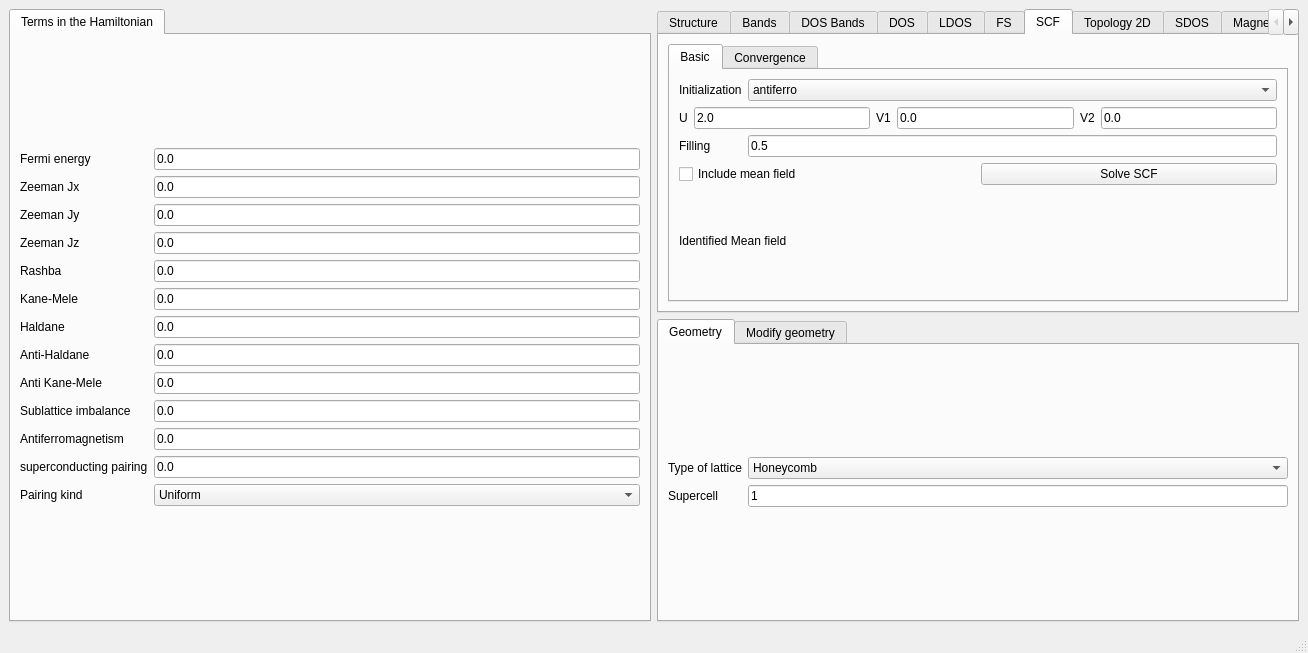
Qt form interface-pyqt/2d/interface.ui (joselado/quantum-honeycomp) before a commit.
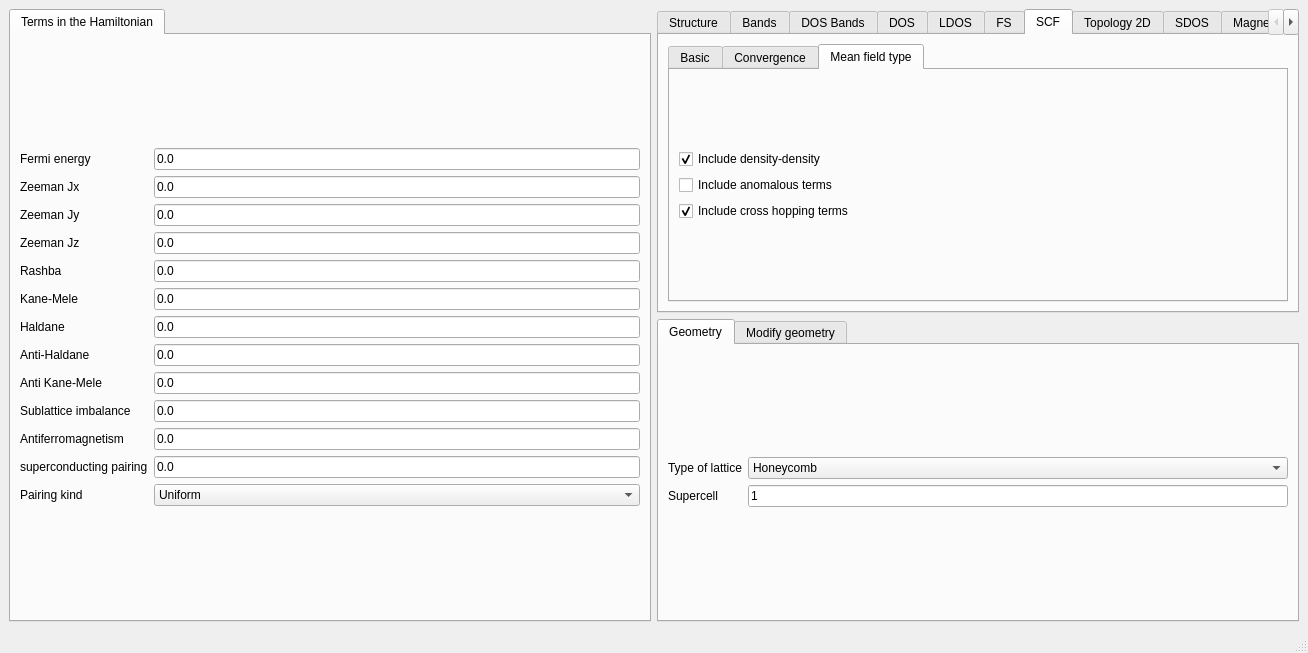
The same form after that commit. The open tabs and pages were chosen to show the change.

The edit to the form file:
```diff
--- a/interface-pyqt/2d/interface.ui
+++ b/interface-pyqt/2d/interface.ui
@@ -1041,6 +1041,56 @@
             </item>
            </layout>
           </widget>
+          <widget class="QWidget" name="tab_17">
+           <attribute name="title">
+            <string>Mean field type</string>
+           </attribute>
+           <layout class="QGridLayout" name="gridLayout_31">
+            <item row="0" column="0">
+             <layout class="QGridLayout" name="gridLayout_30">
+              <item row="0" column="0">
+               <widget class="QCheckBox" name="compute_dd">
+                <property name="toolTip">
+                 <string>Include density-density mean fields, this include magnetization in the z-direction and density renormalization</string>
+                </property>
+                <property name="text">
+                 <string>Include density-density</string>
+                </property>
+                <property name="checked">
+                 <bool>true</bool>
+                </property>
+               </widget>
+              </item>
+              <item row="1" column="0">
+               <widget class="QCheckBox" name="compute_anomalous">
+                <property name="toolTip">
+                 <string>Include spontaneous superconducting terms</string>
+                </property>
+                <property name="text">
+                 <string>Include anomalous terms</string>
+                </property>
+                <property name="checked">
+                 <bool>false</bool>
+                </property>
+               </widget>
+              </item>
+              <item row="2" column="0">
+               <widget class="QCheckBox" name="compute_cross">
+                <property name="toolTip">
+                 <string>Include spontaneous hopping terms, this includes X/Y magnetization and spontaneous hopping</string>
+                </property>
+                <property name="text">
+                 <string>Include cross hopping terms</string>
+                </property>
+                <property name="checked">
+                 <bool>true</bool>
+                </property>
+               </widget>
+              </item>
+             </layout>
+            </item>
+           </layout>
+          </widget>
          </widget>
         </item>
        </layout>
```
